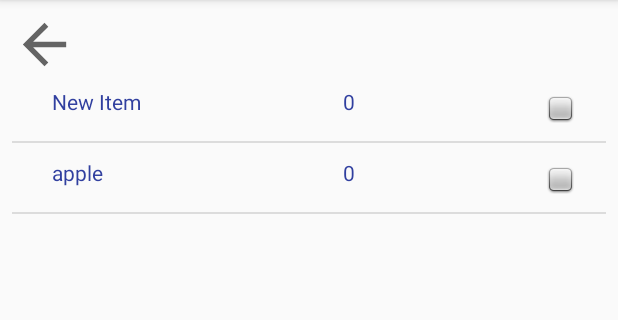
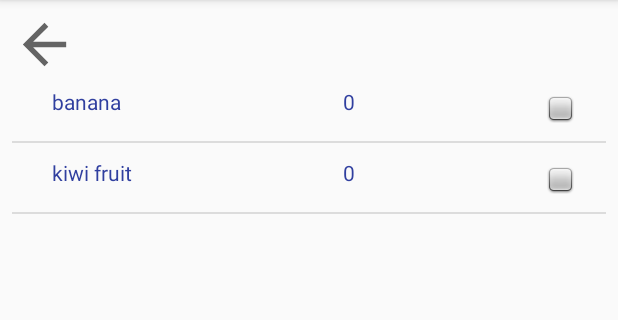
Before and after one commit to CormacCollins/ListAppAndroid, an Android app: the ListActivity screen opened directly, with no data from a screen before it, on a phone screen of 412 x 824 dp, the part 84-404 px from its top. Run offline under Robolectric (Android 15) with nearby library versions, the phone set to English and light mode, and no system bars; 1 statement that could not run was skipped.

Commit message:
db hacked together :| - appears to add list, item_table and items. Now need to test and retrieve values properly

```diff
--- a/app/src/main/java/cormaccollins/utas/edu/au/CormacCollins/assignment2/ListActivity.java
+++ b/app/src/main/java/cormaccollins/utas/edu/au/CormacCollins/assignment2/ListActivity.java
@@ -28,8 +28,8 @@ public class ListActivity extends AppCompatActivity {
         setListTitle();
 
         ArrayList<Item> items = new ArrayList<Item>();
-        Item item1 = new Item("New Item", "Fruit");
-        Item item2 = new Item("apple", "Fruit");
+        Item item1 = new Item("banana", "Fruit");
+        Item item2 = new Item("kiwi fruit", "Fruit");
         items.add(item1);
         items.add(item2);
 
@@ -44,7 +44,7 @@ public class ListActivity extends AppCompatActivity {
 
         ListDatabase databaseConnection = new ListDatabase(this);
         final SQLiteDatabase db = databaseConnection.open();
-        ListData ls = new ListData("cormac_list", items);
+        ListData ls = new ListData("new_list", items);
         ListTable.insert(db, ls);
 
 
--- a/app/src/main/java/cormaccollins/utas/edu/au/CormacCollins/assignment2/ListData.java
+++ b/app/src/main/java/cormaccollins/utas/edu/au/CormacCollins/assignment2/ListData.java
@@ -22,6 +22,8 @@ public class ListData  {
         name = listName;
         items = itemList;
         categories = ""; //empty if not used
+        list_id = -1;
+        item_list_id = -1;
     }
 
     public void addItem(Item item){
--- a/app/src/main/java/cormaccollins/utas/edu/au/CormacCollins/assignment2/ListDatabase.java
+++ b/app/src/main/java/cormaccollins/utas/edu/au/CormacCollins/assignment2/ListDatabase.java
@@ -1,10 +1,12 @@
 package cormaccollins.utas.edu.au.CormacCollins.assignment2;
 
 import android.content.Context;
+import android.database.Cursor;
 import android.database.sqlite.SQLiteDatabase;
 import android.database.sqlite.SQLiteOpenHelper;
 import android.util.Log;
 
+import java.util.ArrayList;
 import java.util.List;
 
 public class ListDatabase {
@@ -51,9 +53,11 @@ public class ListDatabase {
         public void onCreate(SQLiteDatabase db){
             Log.d(TAG, "DatabaseHelper onCreate");
             //Setting up templates for each table type (List, item_list, item)
+
             db.execSQL(ListTable.CREATE_STATEMENT);
-//            db.execSQL(ListTable.ITEM_LIST_CREATE_STATEMENT);
-//            db.execSQL(ListTable.ITEM_CREATE_STATEMENT);
+            db.execSQL(ListTable.ItemListTable.CREATE_STATEMENT_ITEM_LIST);
+            db.execSQL(ListTable.ItemTable.CREATE_STATEMENT_ITEM);
+
 
         }
 
@@ -61,6 +65,8 @@ public class ListDatabase {
         public void onUpgrade(SQLiteDatabase db, int oldVersion, int newVersion){
             Log.d(TAG, "DatabaseHelper onUpgrade");
             db.execSQL("DROP TABLE IF EXISTS " + ListTable.TABLE_NAME);
+            db.execSQL("DROP TABLE IF EXISTS " + ListTable.ItemListTable.ITEM_TABLE_NAME);
+            db.execSQL("DROP TABLE IF EXISTS " + ListTable.ItemTable.ITEM_TABLE);
             onCreate(db); //this will recreate the database as if it were new
         }
 
--- a/app/src/main/java/cormaccollins/utas/edu/au/CormacCollins/assignment2/ListTable.java
+++ b/app/src/main/java/cormaccollins/utas/edu/au/CormacCollins/assignment2/ListTable.java
@@ -26,18 +26,67 @@ public class ListTable {
         public static final String ITEM_TABLE_ID = "item_table_id";
         public static final String CATEGORIES = "categories";
         //For accessibility outside of this class
-        public static final String ITEM_LIST_CREATE_STATEMENT = ItemListTable.CREATE_STATEMENT_ITEM_LIST;
-        public static final String ITEM_CREATE_STATEMENT = ItemTable.CREATE_STATEMENT_ITEM;
 
         //Creates a List Table
         public static final String CREATE_STATEMENT =
-                "CREATE TABLE " + TABLE_NAME +  " (" + KEY_LIST_ID + " integer primary key autoincrement, "
-                + LIST_NAME + " string not null, " + ITEM_TABLE_ID + " int not null, " + CATEGORIES + " string not null "
+                "CREATE TABLE " + TABLE_NAME +  " (" + KEY_LIST_ID + " int primary key, "
+                + LIST_NAME + " string not null, " + ITEM_TABLE_ID + " int, " + CATEGORIES + " string not null "
                         + ");";
+
+        public static boolean list_exists(SQLiteDatabase db, ListData l){
+                String rawQuery = "SELECT * "  + " FROM " + TABLE_NAME;
+                Cursor c;
+                try {
+                        c = db.rawQuery(rawQuery, null);
+                }
+                catch(Exception ex){
+                        //no list exists
+                        return false;
+                }
+                if(c!= null) {
+                        if (c.moveToFirst()) {
+                                while (!c.isAfterLast()) {
+                                        String name =  (c.getString(c.getColumnIndex(LIST_NAME)));
+                                        if(name.equals(l.getListName())){
+                                                return true;
+                                        }
+                                        c.moveToNext();
+                                }
+                        }
+                }
+                return false;
+        }
+
+        public static int get_list_table_id(SQLiteDatabase db, ListData l){
+                String rawQuery = "SELECT * "  + " FROM " + TABLE_NAME;
+                Cursor c;
+                c = db.rawQuery(rawQuery, null);
+
+                if(c!= null) {
+                        if (c.moveToFirst()) {
+                                while (!c.isAfterLast()) {
+                                        String name =  (c.getString(c.getColumnIndex(LIST_NAME)));
+                                        if(name.equals(l.getListName())){
+                                                return c.getInt(c.getColumnIndex(ITEM_TABLE_ID));
+                                        }
+                                        c.moveToNext();
+                                }
+                        }
+                }
+                //No id found
+                return -1;
+        }
 
         public static void insert(SQLiteDatabase db, ListData l) {
 
+                //print_tables_in_db(db);
+
                 ContentValues values = new ContentValues();
+
+                if(!list_exists(db, l)) {
+                        //Get next unique id available (we will add them increment them ourselves)
+                        int list_unique_id = get_next_id_unique(db, TABLE_NAME, KEY_LIST_ID);
+                        l.setList_id(list_unique_id); // now will have the id to pass on to next table
 
                         //Add to values here ------------
                         //list id is set in db - have the property in our class so we can add it when we retrieve..
@@ -46,45 +95,69 @@ public class ListTable {
 
                         //creates an 'item_list' and gets back it's id
                         //This will also cascade, creating the items inside the itemlist (in the db)
-                //int item_list_unique_id = ItemListTable.create_item_list_table(db, l);
-                int item_list_unique_id = 1;
-                values.put(ITEM_TABLE_ID, item_list_unique_id);
+                        // int item_list_unique_id = ItemListTable.create_item_list_table(db, l);
+                        //int item_list_unique_id = 1;
+                        //values.put(ITEM_TABLE_ID, item_list_unique_id);
                         //WHen retrieving this it is just a giant string comma separated, remember :)
                         values.put(CATEGORIES, l.getCategories());
 
+                        int uniq_key = ItemListTable.create_item_list_table(db, l);
+                        values.put(ITEM_TABLE_ID, uniq_key);
+                }
+                else{
+                        int existing_id = get_list_table_id(db, l);
 
-                //By this stage the other tables should have been added, with their unique id's passed back up the heirarchy
-                long rowInserted = db.insert(TABLE_NAME, null, values);
-                if(rowInserted != -1)
-                        Log.d("New row added, row id ", Long.toString(rowInserted));
-                else
-                        Log.d("Something wrong ", Long.toString(rowInserted));
+                        Log.d("Insert list", "List exists - updating item_table id:" + existing_id);
+                        int uniq_key = ItemListTable.add_items_to_existing_listTable(db, l, existing_id);
+                        values.put(ITEM_TABLE_ID, uniq_key);
 
-                Log.d("ListTable", " - Printing tables");
-                print_tables(db, l);
+                        return;
+                }
+
+//                //By this stage the other tables should have been added, with their unique id's passed back up the heirarchy
+//                long rowInserted = db.insert(TABLE_NAME, null, values);
+//                if (rowInserted != -1)
+//                        Log.d("New row added, row id ", Long.toString(rowInserted));
+//                else
+//                        Log.d("Something wrong ", Long.toString(rowInserted));
+//
+//                Log.d("ListTable", " - Printing tables");
+//                //print_tables(db, l, TABLE_NAME);
+
+                db.insert(TABLE_NAME, null, values);
 
         }
 
-        public static void print_tables(SQLiteDatabase db, ListData l) {
-                ArrayList<String> arrTblNames = new ArrayList<String>();
-                String tblName = l.getListName();
-                Cursor c = db.query(TABLE_NAME, null, null, null, null, null, null);
 
+        public static int get_next_id_unique(SQLiteDatabase db, String tableName, String table_id_name) {
+                String rawQuery = "SELECT " + table_id_name + " FROM " + tableName;
+
+                Cursor c;
+                try {
+                        c = db.rawQuery(rawQuery, null);
+                }
+                catch(Exception ex) {
+                        Log.d("get_unique_id: ", "Table does not exist - therefore id = 1");
+                        return 1;
+                }
+
+
+
+                int largest_id = 1;
                 if(c!= null) {
-                        arrTblNames.add(c.getColumnNames()[0]);
                         if (c.moveToFirst()) {
                                 while (!c.isAfterLast()) {
-                                        arrTblNames.add(c.getString(c.getColumnIndex(LIST_NAME)));
-                                        arrTblNames.add(c.getString(c.getColumnIndex(KEY_LIST_ID)));
+                                        int id =  (c.getInt(c.getColumnIndex(table_id_name)));
+                                        if(id >= largest_id){
+                                                largest_id = id;
+                                        }
                                         c.moveToNext();
                                 }
                         }
                 }
-                for (String s : arrTblNames
-                     ) {
-                        Log.d("TableName ", s);
-
-                }
+                Log.d("get_next_id_unique", "largest id found: " + Integer.toString(largest_id));
+                //increment to next uniq id
+                return largest_id + 1;
         }
 
 
@@ -92,18 +165,53 @@ public class ListTable {
 
 
         //Usable only by the list table!
-        private static class ItemListTable {
-                private static final String ITEM_TABLE_NAME = "item_list_table";
+        public static class ItemListTable {
+                public static final String ITEM_TABLE_NAME = "item_list_table";
                 private static final String ITEM_LIST_TABLE_ID = "item_list_table_id";
                 private static final String LIST_ID = "list_id"; //will be the primary key of the list it belongs to
                 //Key value pair for item and unique key to the item table
                 private static final String ITEM_ID = "item_id";
                 private static final String ITEM_COUNT = "item_count";
 
-                //Creates a List Table
-                private static final String CREATE_STATEMENT_ITEM_LIST =
-                        "CREATE TABLE " + ITEM_TABLE_NAME +  "(" + ITEM_LIST_TABLE_ID + " integer primary key autoincrement, "
-                                + LIST_ID + " int not null," + ITEM_ID + " int not null" + ITEM_COUNT + " int not null" + ");";
+                public static final String CREATE_STATEMENT_ITEM_LIST =
+                        "CREATE TABLE " + ITEM_TABLE_NAME +  " (" + ITEM_LIST_TABLE_ID + " int primary key, "
+                                + LIST_ID + " int not null, " + ITEM_ID + " int not null, " + ITEM_COUNT + " int not null " + ");";
+
+                public static int add_items_to_existing_listTable(SQLiteDatabase db, ListData lstData, int listTableID){
+                        //Need ot add the items to the item_table
+                        ContentValues values = new ContentValues();
+                        String lstName = lstData.getListName();
+                        List<Item> items = lstData.getItems();
+
+                        //print_tables(db, lstData, ITEM_TABLE_NAME);
+
+                        int unique_item_table_id = listTableID;
+                        int unique_id_item = get_next_id_unique(db, ItemTable.ITEM_TABLE, ItemTable.ITEM_ID);
+
+                        //Creating all the items needed (as ItemTable) in the sql lite
+                        //then adding those id's to the item list
+                        for (Item i : items ) {
+                                //this creates the item before added to the list - obviously needed
+                                //We get back the unique id of the item too
+                                ItemTable.create_item(db, i, unique_item_table_id, unique_id_item);
+
+                                //values.put(ITEM_LIST_TABLE_ID, unique_item_table_id);
+                                //values.put(LIST_ID, lstName);
+                                values.put(ITEM_ID, unique_id_item);
+                                unique_id_item++;
+                                //need to refactor for count
+
+                                //TODO query the amount of an item in db to change the count here
+                                values.put(ITEM_COUNT, 1);
+
+                        }
+
+                        db.update(ITEM_TABLE_NAME, values,
+                                ITEM_LIST_TABLE_ID + " = " + unique_item_table_id, null);
+
+                        return unique_item_table_id;
+
+                }
 
                 public static int create_item_list_table(SQLiteDatabase db, ListData lstData) {
 
@@ -111,44 +219,38 @@ public class ListTable {
                         String lstName = lstData.getListName();
                         List<Item> items = lstData.getItems();
 
+                        //print_tables(db, lstData, ITEM_TABLE_NAME);
+
+                        int unique_item_table_id = get_next_id_unique(db, ITEM_TABLE_NAME, ITEM_LIST_TABLE_ID);
+                        int item_id = get_next_id_unique(db, ItemTable.ITEM_TABLE, ItemTable.ITEM_ID);
+
                         //Creating all the items needed (as ItemTable) in the sql lite
                         //then adding those id's to the item list
                         for (Item i : items ) {
                                 //this creates the item before added to the list - obviously needed
                                 //We get back the unique id of the item too
-                                int unique_id = ItemTable.create_item(db, i);
+                                ItemTable.create_item(db, i, unique_item_table_id, item_id);
+
+                                values.put(ITEM_LIST_TABLE_ID, unique_item_table_id);
                                 values.put(LIST_ID, lstName);
-                                values.put(ITEM_ID, unique_id);
-                                //need to refactor for count
+                                values.put(ITEM_ID, item_id);
+                                item_id++;
+                                //TODO query the amount of an item in db to change the count here
                                 values.put(ITEM_COUNT, 1);
 
                         }
 
                         db.insert(ITEM_TABLE_NAME, null, values);
-                        return getItemListPrimaryKey(db);
+                        //to be given to the table with the list
+                        return unique_item_table_id;
 
-                }
-
-                //Get the unique id
-                private static int getItemListPrimaryKey(SQLiteDatabase db){
-//                        String select = "SELECT " + ITEM_LIST_TABLE_ID + " FROM " + ITEM_TABLE_NAME;
-//                        Cursor c = db.rawQuery(select, null);
-
-                        Cursor c= db.rawQuery("SELECT last_insert_rowid()", null);
-
-                        if (c == null || c.isAfterLast() || c.isBeforeFirst()) {
-                                return -1;
-                        }
-                        else{
-                                return c.getInt(c.getColumnIndex(ITEM_ID));
-                        }
                 }
 
         }
 
 
         public static class ItemTable {
-                private static final String ITEM_TABLE = "item_table";
+                public static final String ITEM_TABLE = "item_table";
                 private static final String ITEM_TABLE_ID = "item_table_id";
                 private static final String ITEM_ID = "item_id";
 
@@ -156,24 +258,32 @@ public class ListTable {
                 private static final String TAG = "tag";
                 private static final String PRICE = "price";
 
+                //Creates a List Table
+                public static final String CREATE_STATEMENT_ITEM =
+                        "CREATE TABLE " + ITEM_TABLE +  " (" + ITEM_ID + " int primary key, "
+                                + ITEM_TABLE_ID + " int not null, "
+                                + ITEM_NAME + " string not null, "
+                                + TAG + " string not null, " + PRICE + " int not null " + ");";
 
-                //Creates a List Table
-                private static final String CREATE_STATEMENT_ITEM =
-                        "CREATE TABLE " + ITEM_TABLE +  "(" + ITEM_TABLE_ID + " int not null,"
-                                + ITEM_ID + " int not null," + ITEM_NAME + " string not null,"
-                                + TAG + " string not null," + PRICE + " int not null," + ");";
+                //create item with option to give an existing table_id
+                public static void create_item(SQLiteDatabase db, Item item, int table_id, int item_id) {
 
-                public static int create_item(SQLiteDatabase db, Item item) {
+                        //print_tables_in_db(db);
+
                         ContentValues values = new ContentValues();
+
+                        //Need to change
+                        int unique_id_itemTable = table_id;
+                        values.put(ITEM_TABLE_ID, unique_id_itemTable);
+                        values.put(ITEM_ID, item_id);
                         values.put(ITEM_NAME, item.getItemName());
                         values.put(TAG, item.getItemTag());
                         values.put(PRICE, item.getItemPrice());
+
                         db.insert(ITEM_TABLE, null, values);
+                }
 
 
-
-                        return getItemPrimaryKey(db);
-                }
 
                 //Get the unique id
                 private static int getItemPrimaryKey(SQLiteDatabase db){
```
Also changed, not shown: 1 other file. Lines whose indentation alone changed are shown as unchanged.
